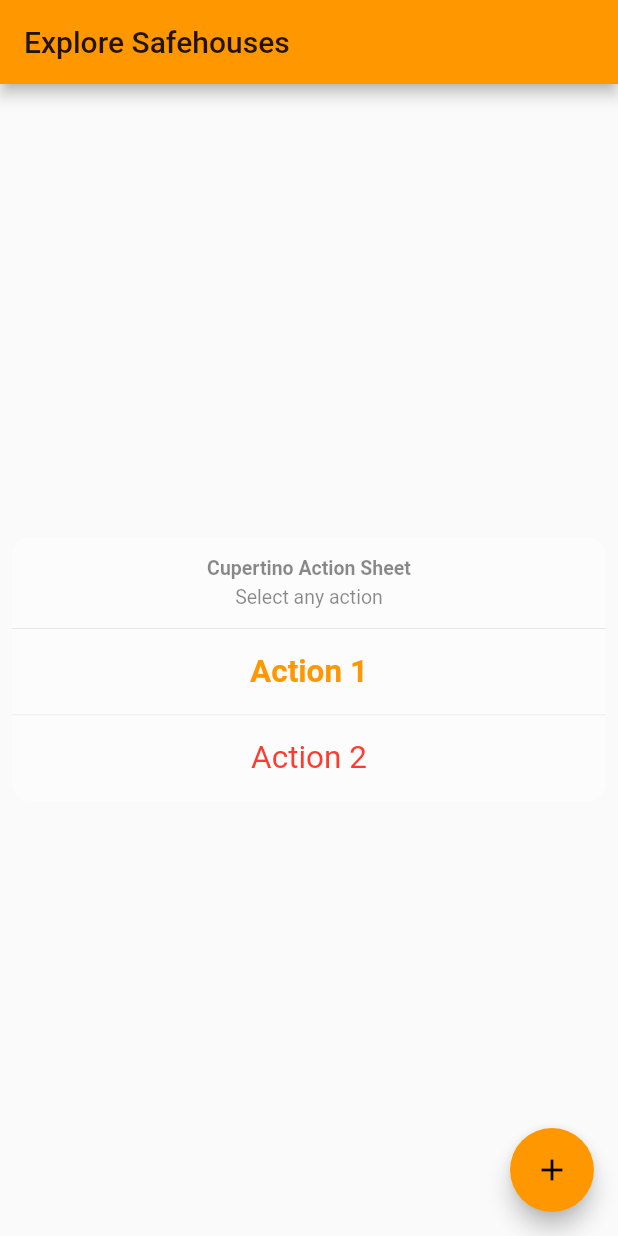
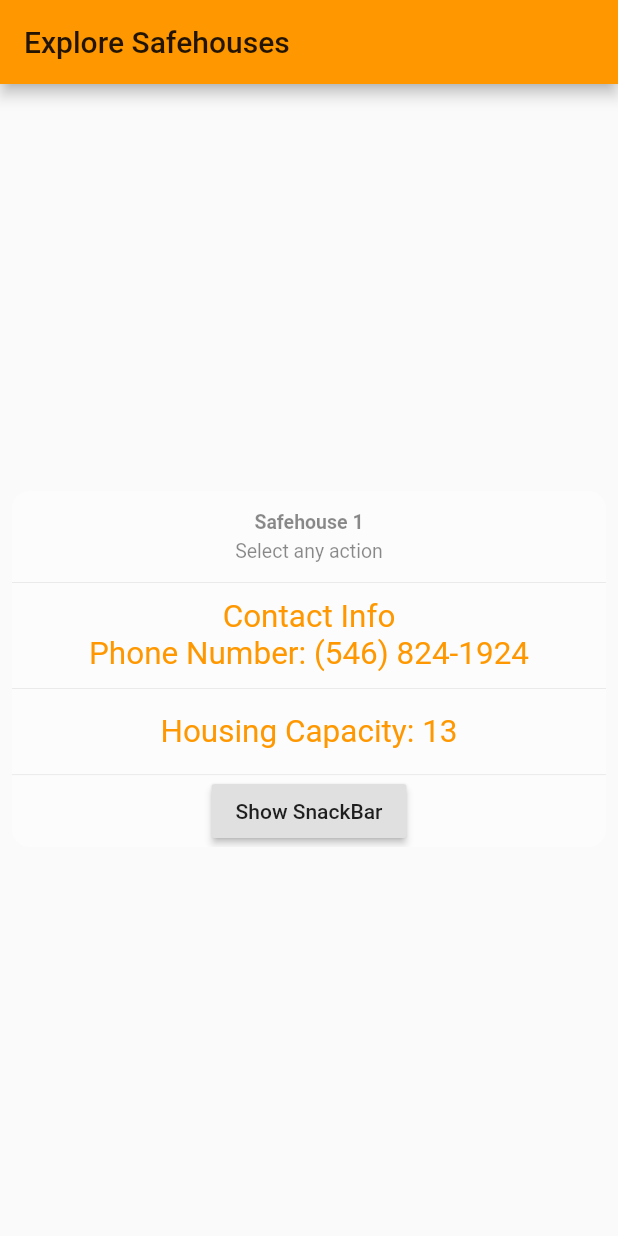
Before and after one commit to PraneethG-Python/undergroundrailroad_bytehacks, a Flutter app: the screen it shows after launch, on a phone screen of 412 x 824 dp. Run offline on Flutter 3.47's test engine with Material 2 defaults, Android fonts, the phone set to English and light mode, and no system bars.

Commit message:
Add some options to safehouse ActionSheet
Add contact info (toggleable),
Housing capacity (hard coded, static for now)
Show SnackBar button

```diff
--- a/lib/main.dart
+++ b/lib/main.dart
@@ -50,26 +50,12 @@ class MyHomePage extends StatefulWidget {
   _MyHomePageState createState() => _MyHomePageState();
 }
 
-// This is the type used by the popup menu below.
-enum WhyFarther { harder, smarter, selfStarter, tradingCharter }
-
 class _MyHomePageState extends State<MyHomePage> {
-  WhyFarther _selection;
-
-
-  void _incrementCounter() {
-    setState(() {
-      // This call to setState tells the Flutter framework that something has
-      // changed in this State, which causes it to rerun the build method below
-      // so that the display can reflect the updated values. If we changed
-      // _counter without calling setState(), then the build method would not be
-      // called again, and so nothing would appear to happen.
-
-    });
-  }
+  String contactInfo = "Contact Info\nPhone Number: (546) 824-1924";
 
   @override
   Widget build(BuildContext context) {
+
     // This method is rerun every time setState is called, for instance as done
     // by the _incrementCounter method above.
     //
@@ -104,34 +90,54 @@ class _MyHomePageState extends State<MyHomePage> {
           mainAxisAlignment: MainAxisAlignment.center,
           children: <Widget>[
           CupertinoActionSheet(
-          title: Text("Cupertino Action Sheet"),
+            title: Text("Safehouse 1"),
             message: Text("Select any action "),
             actions: <Widget>[
               CupertinoActionSheetAction(
-            child: Text("Action 1"),
-            isDefaultAction: true,
+                child: Text(contactInfo),
                 onPressed: () {
-              print("Action 1 is been clicked");
+                  // Rerenders this widget so that the change can be seen and not only the variable is changing
+                  setState(() {
+                    contactInfo = contactInfo.contains("\n") ? "Contact Info" : "Contact Info\nPhone Number: (546) 824-1924";
+                  });
                 },
               ),
               CupertinoActionSheetAction(
-            child: Text("Action 2"),
-            isDestructiveAction: true,
-            onPressed: () {
-              print("Action 2 is been clicked");
-            },
-          )
+                child: Text("Housing Capacity: 13"),
+                onPressed: () {},
+              ),
+              SnackBarPage()
             ],
           )
-
         ],
         ),
       ),
-      floatingActionButton: FloatingActionButton(
-        onPressed: _incrementCounter,
-        tooltip: 'Increment',
-        child: Icon(Icons.add),
-      ), // This trailing comma makes auto-formatting nicer for build methods.
     );
   }
 }
+
+class SnackBarPage extends StatelessWidget {
+  @override
+  Widget build(BuildContext context) {
+    return Center(
+      child: RaisedButton(
+        onPressed: () {
+          final snackBar = SnackBar(
+            content: Text('Calculating route...'),
+//            action: SnackBarAction(
+//              label: 'Undo',
+//              onPressed: () {
+//                // Some code to undo the change.
+//              },
+//            ),
+          );
+
+          // Find the Scaffold in the widget tree and use
+          // it to show a SnackBar.
+          Scaffold.of(context).showSnackBar(snackBar);
+        },
+        child: Text('Show SnackBar'),
+      ),
+    );
+  }
+}
--- a/pubspec.yaml
+++ b/pubspec.yaml
@@ -1,4 +1,4 @@
-name: undergroundrailroadbytehacks
+name: NorthStar
 description: ByteHacks 2020
 
 # The following line prevents the package from being accidentally published to
```
Also changed, not shown: 1 other file. Lines whose indentation alone changed are shown as unchanged.
